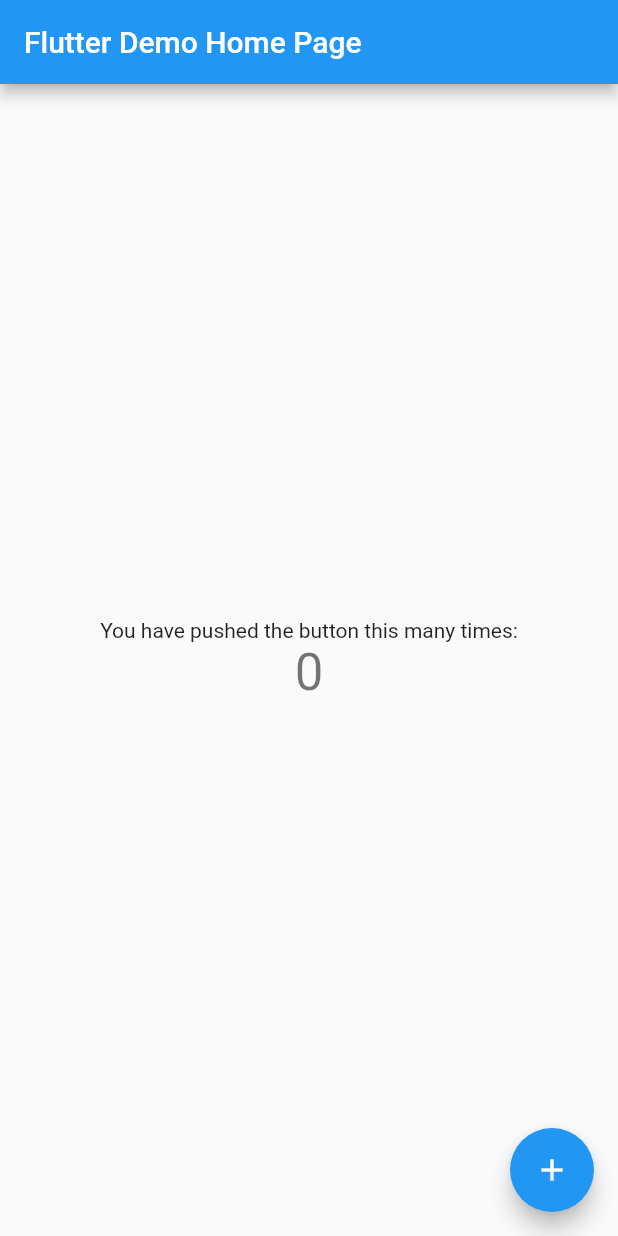
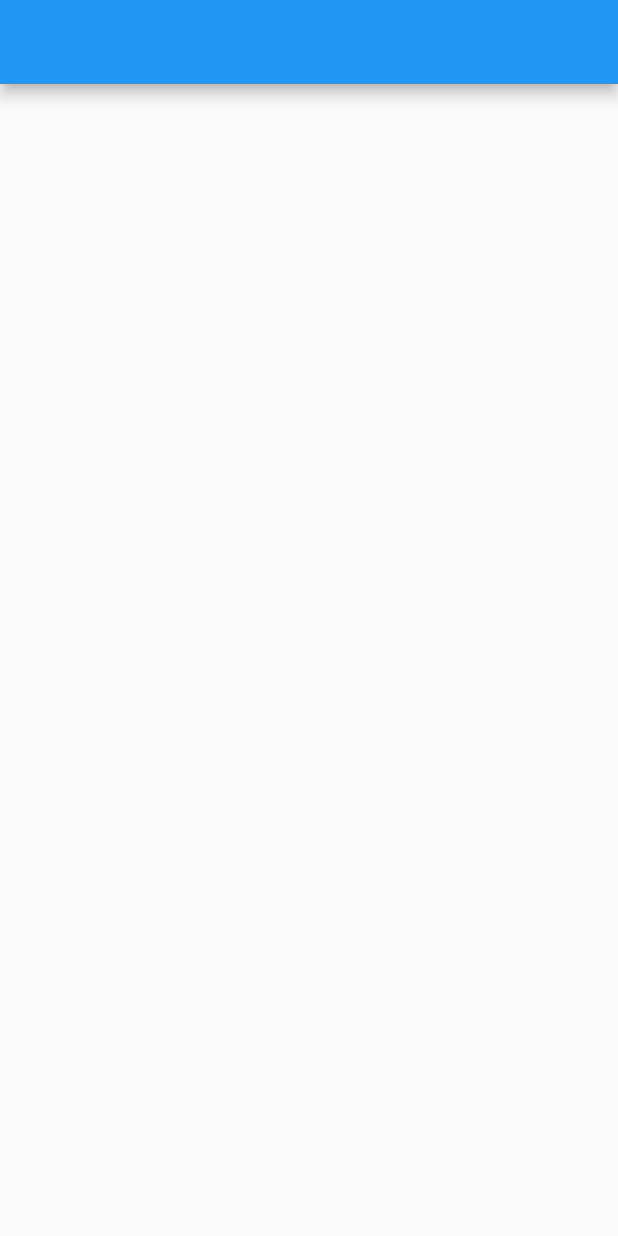
Before and after one commit to ivanavi2/MobileApplicationProgramming_Exercise1, a Flutter app: the screen it shows after launch, on a phone screen of 412 x 824 dp. Run offline on Flutter 3.47's test engine with Material 2 defaults, Android fonts, the light colour scheme and no system bars.

Commit message:
Add widgets folder and remove starter template

```diff
--- a/lib/main.dart
+++ b/lib/main.dart
@@ -9,105 +9,29 @@
   @override
   Widget build(BuildContext context) {
     return MaterialApp(
-      title: 'Flutter Demo',
-      theme: ThemeData(
-        // This is the theme of your application.
-        //
-        // Try running your application with "flutter run". You'll see the
-        // application has a blue toolbar. Then, without quitting the app, try
-        // changing the primarySwatch below to Colors.green and then invoke
-        // "hot reload" (press "r" in the console where you ran "flutter run",
-        // or simply save your changes to "hot reload" in a Flutter IDE).
-        // Notice that the counter didn't reset back to zero; the application
-        // is not restarted.
-        primarySwatch: Colors.blue,
-      ),
-      home: MyHomePage(title: 'Flutter Demo Home Page'),
+      title: 'Exercise1',
+      home: MyHomePage(),
     );
   }
 }
 
 class MyHomePage extends StatefulWidget {
-  MyHomePage({Key key, this.title}) : super(key: key);
-
-  // This widget is the home page of your application. It is stateful, meaning
-  // that it has a State object (defined below) that contains fields that affect
-  // how it looks.
-
-  // This class is the configuration for the state. It holds the values (in this
-  // case the title) provided by the parent (in this case the App widget) and
-  // used by the build method of the State. Fields in a Widget subclass are
-  // always marked "final".
-
-  final String title;
-
   @override
   _MyHomePageState createState() => _MyHomePageState();
 }
 
 class _MyHomePageState extends State<MyHomePage> {
-  int _counter = 0;
-
-  void _incrementCounter() {
+/*   void _incrementCounter() {
     setState(() {
-      // This call to setState tells the Flutter framework that something has
-      // changed in this State, which causes it to rerun the build method below
-      // so that the display can reflect the updated values. If we changed
-      // _counter without calling setState(), then the build method would not be
-      // called again, and so nothing would appear to happen.
-      _counter++;
     });
-  }
+  } */
 
   @override
   Widget build(BuildContext context) {
-    // This method is rerun every time setState is called, for instance as done
-    // by the _incrementCounter method above.
-    //
-    // The Flutter framework has been optimized to make rerunning build methods
-    // fast, so that you can just rebuild anything that needs updating rather
-    // than having to individually change instances of widgets.
-    return Scaffold(
-      appBar: AppBar(
-        // Here we take the value from the MyHomePage object that was created by
-        // the App.build method, and use it to set our appbar title.
-        title: Text(widget.title),
-      ),
-      body: Center(
-        // Center is a layout widget. It takes a single child and positions it
-        // in the middle of the parent.
-        child: Column(
-          // Column is also a layout widget. It takes a list of children and
-          // arranges them vertically. By default, it sizes itself to fit its
-          // children horizontally, and tries to be as tall as its parent.
-          //
-          // Invoke "debug painting" (press "p" in the console, choose the
-          // "Toggle Debug Paint" action from the Flutter Inspector in Android
-          // Studio, or the "Toggle Debug Paint" command in Visual Studio Code)
-          // to see the wireframe for each widget.
-          //
-          // Column has various properties to control how it sizes itself and
-          // how it positions its children. Here we use mainAxisAlignment to
-          // center the children vertically; the main axis here is the vertical
-          // axis because Columns are vertical (the cross axis would be
-          // horizontal).
-          mainAxisAlignment: MainAxisAlignment.center,
-          children: <Widget>[
-            Text(
-              'You have pushed the button this many times:',
-            ),
-            Text(
-              '$_counter',
-              style: Theme.of(context).textTheme.headline4,
-            ),
-          ],
-        ),
-      ),
-      floatingActionButton: FloatingActionButton(
-        onPressed: _incrementCounter,
-        tooltip: 'Increment',
-        child: Icon(Icons.add),
-      ), // This trailing comma makes auto-formatting nicer for build methods.
-    );
+    return SafeArea(
+        child: Scaffold(
+      appBar: AppBar(),
+      body: Center(),
+    ));
   }
 }
```
